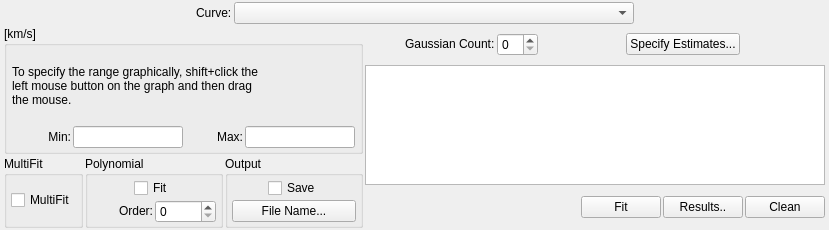
First picture: the form in code/display/QtPlotter/SpecFitSettingsWidgetRadio.ui, repository radio-astro/casa, before the edit.
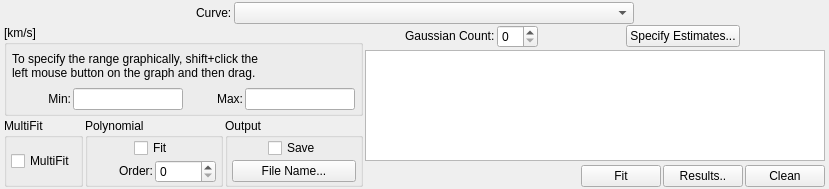
Second picture: the form after the edit.

The edit to the form file:
```diff
--- a/code/display/QtPlotter/SpecFitSettingsWidgetRadio.ui
+++ b/code/display/QtPlotter/SpecFitSettingsWidgetRadio.ui
@@ -7,7 +7,7 @@
     <x>0</x>
     <y>0</y>
     <width>829</width>
-    <height>230</height>
+    <height>189</height>
    </rect>
   </property>
   <property name="sizePolicy">
@@ -26,6 +26,9 @@
    <string>SpecFitSettingsWidgetRadio</string>
   </property>
   <layout class="QVBoxLayout" name="verticalLayout_6">
+   <property name="spacing">
+    <number>1</number>
+   </property>
    <property name="topMargin">
     <number>2</number>
    </property>
@@ -131,13 +134,18 @@
             <property name="minimumSize">
              <size>
               <width>100</width>
-              <height>60</height>
+              <height>30</height>
              </size>
             </property>
             <property name="text">
-             <string>&lt;font color='black'&gt;To specify the range graphically, shift+click the &lt;br/&gt;
-left mouse button on the graph and then drag &lt;br/&gt;
-the mouse.&lt;/font&gt;</string>
+             <string>&lt;!DOCTYPE HTML PUBLIC &quot;-//W3C//DTD HTML 4.0//EN&quot; &quot;http://www.w3.org/TR/REC-html40/strict.dtd&quot;&gt;
+&lt;html&gt;&lt;head&gt;&lt;meta name=&quot;qrichtext&quot; content=&quot;1&quot; /&gt;&lt;style type=&quot;text/css&quot;&gt;
+p, li { white-space: pre-wrap; }
+&lt;/style&gt;&lt;/head&gt;&lt;body style=&quot; font-family:'Sans Serif'; font-size:9pt; font-weight:400; font-style:normal;&quot;&gt;
+&lt;table style=&quot;-qt-table-type: root; margin-top:4px; margin-bottom:4px; margin-left:4px; margin-right:4px;&quot;&gt;
+&lt;tr&gt;
+&lt;td style=&quot;border: none;&quot;&gt;
+&lt;p style=&quot; margin-top:0px; margin-bottom:0px; margin-left:0px; margin-right:0px; -qt-block-indent:0; text-indent:0px;&quot;&gt;&lt;span style=&quot; color:#000000;&quot;&gt;To specify the range graphically, shift+click the &lt;br /&gt;left mouse button on the graph and then drag.&lt;/span&gt;&lt;/p&gt;&lt;/td&gt;&lt;/tr&gt;&lt;/table&gt;&lt;/body&gt;&lt;/html&gt;</string>
             </property>
            </widget>
           </item>
@@ -232,6 +240,12 @@
             <string>MultiFit</string>
            </property>
            <layout class="QVBoxLayout" name="verticalLayout">
+            <property name="topMargin">
+             <number>0</number>
+            </property>
+            <property name="bottomMargin">
+             <number>0</number>
+            </property>
             <item>
              <widget class="QCheckBox" name="multiFitCheckBox">
               <property name="toolTip">
@@ -254,10 +268,10 @@
            </property>
            <layout class="QGridLayout" name="gridLayout_2">
             <property name="topMargin">
-             <number>2</number>
+             <number>0</number>
             </property>
             <property name="bottomMargin">
-             <number>2</number>
+             <number>1</number>
             </property>
             <item row="0" column="0">
              <layout class="QHBoxLayout" name="horizontalLayout_4">
@@ -330,10 +344,10 @@
            </property>
            <layout class="QVBoxLayout" name="verticalLayout_3">
             <property name="topMargin">
-             <number>2</number>
+             <number>0</number>
             </property>
             <property name="bottomMargin">
-             <number>2</number>
+             <number>1</number>
             </property>
             <item>
              <layout class="QHBoxLayout" name="horizontalLayout_7">
@@ -492,7 +506,7 @@
          <property name="minimumSize">
           <size>
            <width>460</width>
-           <height>120</height>
+           <height>90</height>
           </size>
          </property>
          <property name="maximumSize">
```
